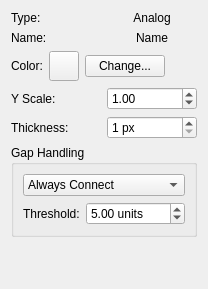
The window that src/WhiskerToolbox/DataViewer_Widget/AnalogTimeSeries/AnalogViewer_Widget.ui (paulmthompson/WhiskerToolbox) describes before a commit, drawn with Qt 5.
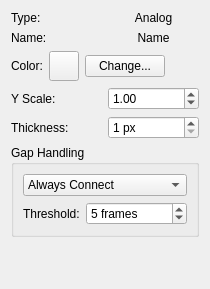
The same window after the commit.

Commit message: fix data viewer for short videos

```diff
--- a/src/WhiskerToolbox/DataViewer_Widget/AnalogTimeSeries/AnalogViewer_Widget.ui
+++ b/src/WhiskerToolbox/DataViewer_Widget/AnalogTimeSeries/AnalogViewer_Widget.ui
@@ -201,21 +201,21 @@
          </widget>
         </item>
         <item>
-         <widget class="QDoubleSpinBox" name="gap_threshold_spinbox">
+         <widget class="QSpinBox" name="gap_threshold_spinbox">
           <property name="suffix">
-           <string> units</string>
+           <string> frames</string>
           </property>
           <property name="minimum">
-           <double>0.100000000000000</double>
+           <number>1</number>
           </property>
           <property name="maximum">
-           <double>1000.000000000000000</double>
+           <number>10000</number>
           </property>
           <property name="singleStep">
-           <double>1.000000000000000</double>
+           <number>1</number>
           </property>
           <property name="value">
-           <double>5.000000000000000</double>
+           <number>5</number>
           </property>
          </widget>
         </item>
```
The commit also changes 7 other files.
